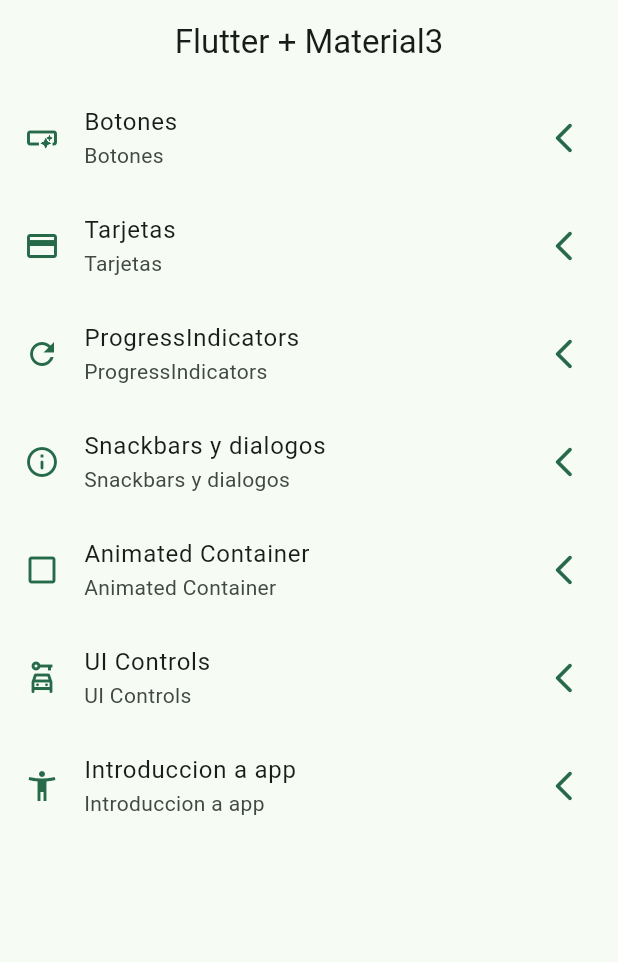
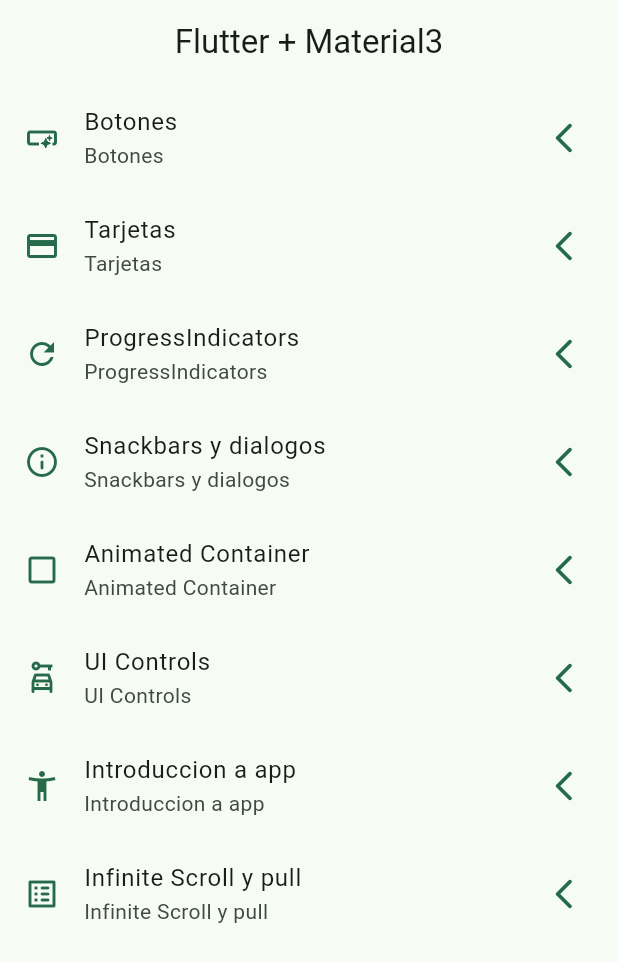
Before and after one commit to Rubenmontes02/App-Widgets-Flutter-, a Flutter app: the screen it shows after launch, on a phone screen of 412 x 824 dp. Shown: the top 962 px of the screen. Run offline on Flutter 3.47's test engine with Material 2 defaults, Android fonts, the phone set to English and light mode, and no system bars; our stand-ins replace animate_do, go_router.

Commit message:
Infinite Scroll comenzao

```diff
--- a/lib/config/menu/menu_items.dart
+++ b/lib/config/menu/menu_items.dart
@@ -71,5 +71,12 @@ const appMenuItems = <MenuItem>[
     icon: Icons.accessibility_new_outlined
     ),
 
+    MenuItem(
+    title: 'Infinite Scroll y pull',
+    subTitle: 'Listas infinitas y pull to refresh',
+    link: '/infinite',
+    icon: Icons.list_alt_rounded
+    ),
+
 
 ];
--- a/lib/config/router/app_router.dart
+++ b/lib/config/router/app_router.dart
@@ -55,6 +55,12 @@ final appRouter = GoRouter(
       builder: (context, state) => const AppTutorialScreen(),
     ),
 
+    GoRoute(
+      path: '/infinite',
+      name: InfiniteScrollScreen.name,
+      builder: (context, state) => const InfiniteScrollScreen(),
+    ),
+
 
   ],
 );
--- a/pubspec.yaml
+++ b/pubspec.yaml
@@ -21,4 +21,4 @@ flutter:
   uses-material-design: true
 
   assets:
-    - assets/images/
+    - assets/Images/
```
Also changed, not shown: lib/presentation/screens/infinite_scroll/infinite_scroll_screen.dart (+32 -2 lines).
